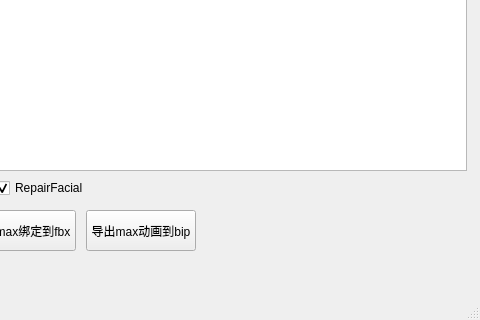
First picture: the form in scripts/max/JpyModules/outPutTool/outPutUI.ui, repository wangziheng0426/JMadOnion, before the edit; both pictures show x 534 to 1014 and y 400 to 720 of the 1014 by 720 pixel window.
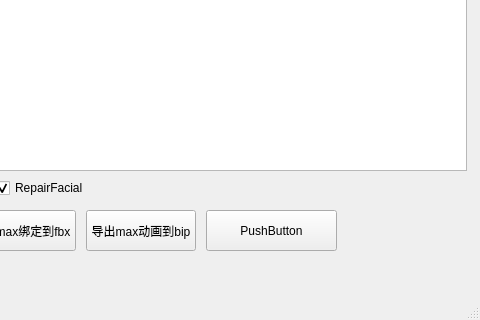
Second picture: the form after the edit.

Diff of the .ui file:
```diff
--- a/scripts/max/JpyModules/outPutTool/outPutUI.ui
+++ b/scripts/max/JpyModules/outPutTool/outPutUI.ui
@@ -238,6 +238,19 @@
      <bool>true</bool>
     </property>
    </widget>
+   <widget class="QPushButton" name="pushButton">
+    <property name="geometry">
+     <rect>
+      <x>740</x>
+      <y>610</y>
+      <width>131</width>
+      <height>41</height>
+     </rect>
+    </property>
+    <property name="text">
+     <string>PushButton</string>
+    </property>
+   </widget>
   </widget>
   <widget class="QMenuBar" name="menubar">
    <property name="geometry">
```
